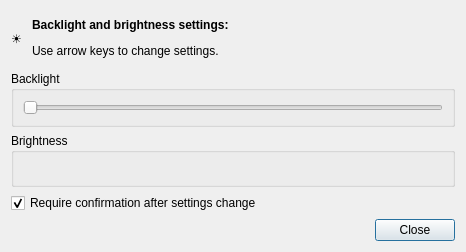
Old version of the form lxqt-config-brightness/brightnesssettings.ui in the repository lxqt/lxqt-config.
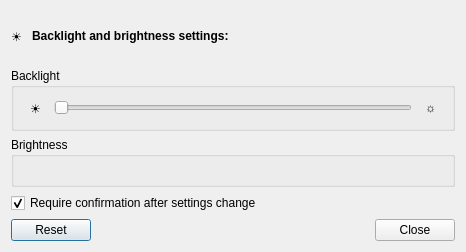
New version of the form. Icons and pictures are not drawn.

Commit message: Reset, ☼ and ☀ buttons have been added.

```diff
--- a/lxqt-config-brightness/brightnesssettings.ui
+++ b/lxqt-config-brightness/brightnesssettings.ui
@@ -39,7 +39,7 @@
      <item>
       <widget class="QLabel" name="headLabel">
        <property name="text">
-        <string>&lt;html&gt;&lt;head/&gt;&lt;body&gt;&lt;p&gt;&lt;span style=&quot; font-weight:600;&quot;&gt;Backlight and brightness settings:&lt;/span&gt;&lt;/p&gt;&lt;p&gt;Use arrow keys to change settings.&lt;/p&gt;&lt;/body&gt;&lt;/html&gt;</string>
+        <string>&lt;html&gt;&lt;head/&gt;&lt;body&gt;&lt;p&gt;&lt;span style=&quot; font-weight:600;&quot;&gt;Backlight and brightness settings:&lt;/span&gt;&lt;/p&gt;&lt;/body&gt;&lt;/html&gt;</string>
        </property>
       </widget>
      </item>
@@ -51,6 +51,16 @@
       <string>Backlight</string>
      </property>
      <layout class="QHBoxLayout" name="horizontalLayout">
+      <item>
+       <widget class="QToolButton" name="backlightDownButton">
+        <property name="text">
+         <string>☀</string>
+        </property>
+        <property name="autoRaise">
+         <bool>true</bool>
+        </property>
+       </widget>
+      </item>
       <item>
        <widget class="QSlider" name="backlightSlider">
         <property name="orientation">
@@ -58,6 +68,16 @@
         </property>
        </widget>
       </item>
+      <item>
+       <widget class="QToolButton" name="backlightUpButton">
+        <property name="text">
+         <string>☼</string>
+        </property>
+        <property name="autoRaise">
+         <bool>true</bool>
+        </property>
+       </widget>
+      </item>
      </layout>
     </widget>
    </item>
@@ -95,7 +115,7 @@
       <enum>Qt::Horizontal</enum>
      </property>
      <property name="standardButtons">
-      <set>QDialogButtonBox::Close</set>
+      <set>QDialogButtonBox::Close|QDialogButtonBox::Reset</set>
      </property>
     </widget>
    </item>
```
The commit also changes 5 other files.
